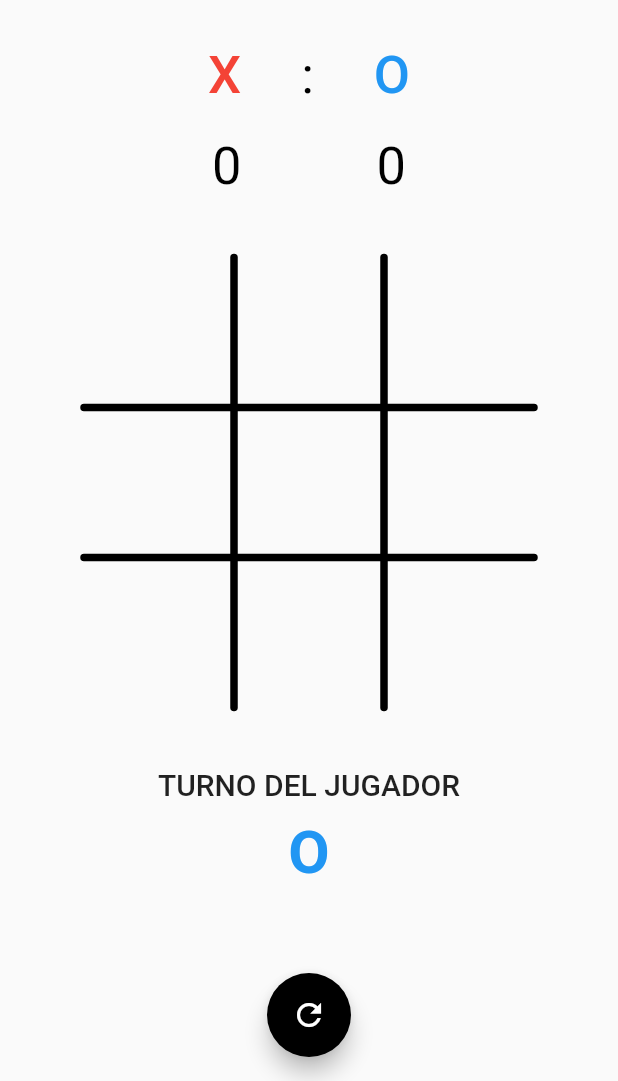
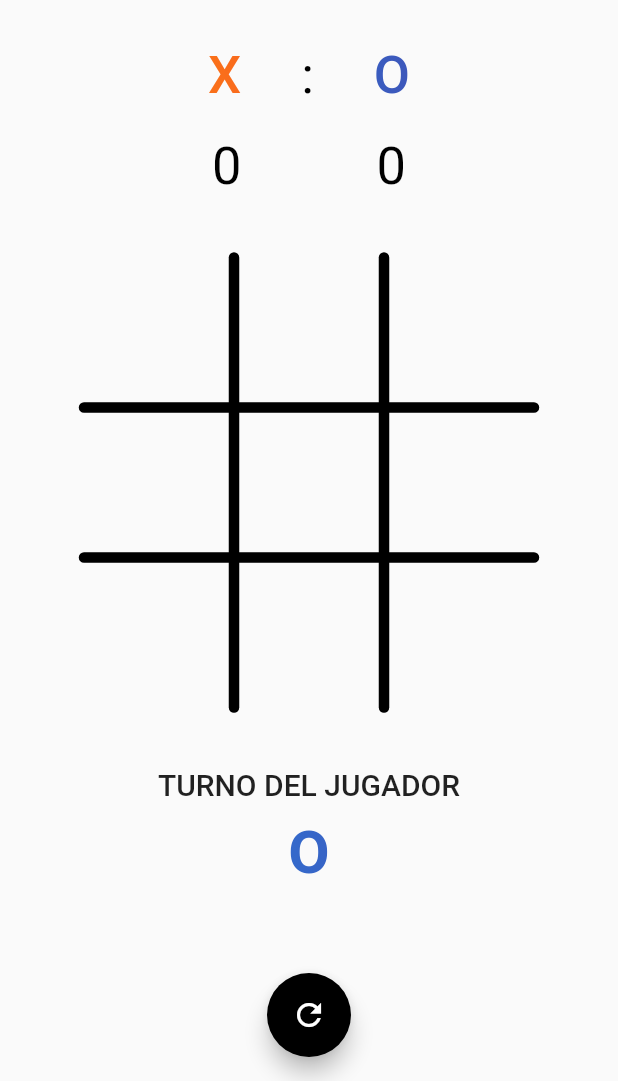
Before and after one commit to yeferfer/triqui, a Flutter app: the screen it shows after launch, on a phone screen of 412 x 824 dp, the part 155-1236 px from its top. Run offline on Flutter 3.47's test engine with Material 2 defaults, Android fonts, the phone set to English and light mode, and no system bars; our stand-ins replace lottie.

Commit message:
new icon

```diff
--- a/lib/main.dart
+++ b/lib/main.dart
@@ -102,19 +102,19 @@ class _TriquiPageState extends State<TriquiPage> with TickerProviderStateMixin {
                       Marker(
                         text: "X",
                         fontWeight: FontWeight.w500,
-                        color: Colors.red,
+                        color: [Colors.orange, Colors.red],
                       ),
                       SizedBox(width: 40),
                       Marker(
                         text: ":",
                         fontWeight: FontWeight.w400,
-                        color: Colors.black,
+                        color: [Colors.black, Colors.black],
                       ),
                       SizedBox(width: 40),
                       Marker(
                         text: "O",
                         fontWeight: FontWeight.w500,
-                        color: Colors.blue,
+                        color: [Colors.blue, Colors.indigo],
                       ),
                     ],
                   ),
@@ -125,13 +125,13 @@ class _TriquiPageState extends State<TriquiPage> with TickerProviderStateMixin {
                       Marker(
                         text: context.watch<CountProvider>().xWin.toString(),
                         fontWeight: FontWeight.w400,
-                        color: Colors.black,
+                        color: const [Colors.black, Colors.black],
                       ),
                       const SizedBox(width: 90),
                       Marker(
                         text: context.watch<CountProvider>().oWin.toString(),
                         fontWeight: FontWeight.w400,
-                        color: Colors.black,
+                        color: const [Colors.black, Colors.black],
                       ),
                     ],
                   ),
@@ -232,7 +232,17 @@ class _TriquiPageState extends State<TriquiPage> with TickerProviderStateMixin {
                   Text(
                     watch.isPlayerOne ? "O" : "X".toUpperCase(),
                     style: TextStyle(
-                        fontWeight: FontWeight.bold, fontSize: 40, color: watch.isPlayerOne ? Colors.blue : Colors.red),
+                      fontWeight: FontWeight.bold,
+                      fontSize: 40,
+                      foreground: Paint()
+                        ..shader = LinearGradient(
+                          colors: watch.isPlayerOne
+                              ? [Colors.blue, Colors.indigo]
+                              : [Colors.orange, Colors.red],
+                        ).createShader(
+                          const Rect.fromLTWH(0, 150, 300, 200),
+                        ),
+                    ),
                   ),
                 ],
               ),
--- a/lib/painted/board.dart
+++ b/lib/painted/board.dart
@@ -8,7 +8,7 @@ class BoardPainter extends CustomPainter {
   void paint(Canvas canvas, Size size) {
     final paint = Paint()
       ..color = Colors.black
-      ..strokeWidth = 5
+      ..strokeWidth = 7
       ..strokeCap = StrokeCap.round
       ..style = PaintingStyle.stroke;
 
--- a/lib/painted/o.dart
+++ b/lib/painted/o.dart
@@ -22,9 +22,12 @@ class OContainer extends StatelessWidget {
 class OPainter extends CustomPainter {
   @override
   void paint(Canvas canvas, Size size) {
+    var rect = Offset.zero & size;
     final paint = Paint()
-      ..color = Colors.blue
-      ..strokeWidth = 5
+      ..shader = const LinearGradient(
+        colors: [Colors.blue, Colors.indigo],
+      ).createShader(rect)
+      ..strokeWidth = 10
       ..strokeCap = StrokeCap.round
       ..style = PaintingStyle.stroke;
 
--- a/lib/painted/x.dart
+++ b/lib/painted/x.dart
@@ -22,9 +22,12 @@ class XContainer extends StatelessWidget {
 class XPainter extends CustomPainter {
   @override
   void paint(Canvas canvas, Size size) {
+    var rect = Offset.zero & size;
     final paint = Paint()
-      ..color = Colors.red
-      ..strokeWidth = 5
+      ..shader = const LinearGradient(
+        colors: [Colors.orange, Colors.red],
+      ).createShader(rect)
+      ..strokeWidth = 10
       ..strokeCap = StrokeCap.round
       ..style = PaintingStyle.stroke;
 
--- a/lib/view/marker.dart
+++ b/lib/view/marker.dart
@@ -1,17 +1,34 @@
 import 'package:flutter/cupertino.dart';
+import 'package:flutter/material.dart';
 
 class Marker extends StatelessWidget {
   final String text;
   final FontWeight fontWeight;
-  final Color color;
-  const Marker({Key? key, required this.text, required this.fontWeight,required this.color})
+  final List<Color> color;
+  const Marker(
+      {Key? key,
+      required this.text,
+      required this.fontWeight,
+      required this.color})
       : super(key: key);
 
   @override
   Widget build(BuildContext context) {
     return Container(
       alignment: Alignment.center,
-      child: Text(text, style: TextStyle(fontSize: 35, fontWeight: fontWeight,color: color)),
+      child: Text(
+        text,
+        style: TextStyle(
+          fontSize: 35,
+          fontWeight: fontWeight,
+          foreground: Paint()
+            ..shader = LinearGradient(
+              colors: color,
+            ).createShader(
+              const Rect.fromLTWH(0, 150, 300, 200),
+            ),
+        ),
+      ),
     );
   }
 }
```
Also changed, not shown: assets/logo.png, 26 other files.
